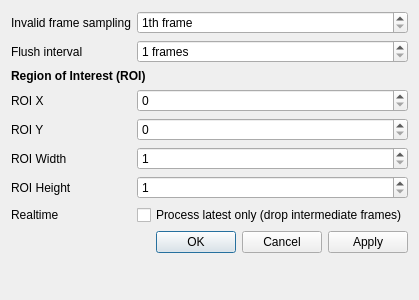
Qt form resources/ui/ProcessingSettingsDialog.ui (KPT1020/mib-studio-qt) before a commit.
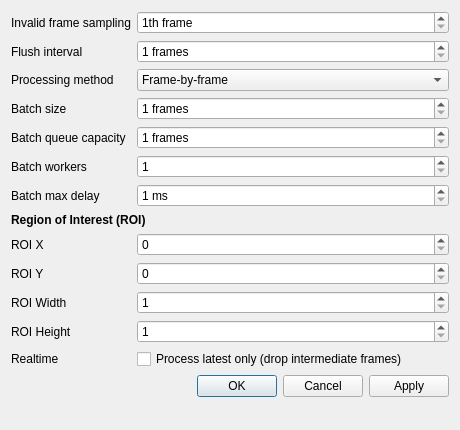
The same form after that commit.

Commit message: Integrate realtime batch multi-object ROI

```diff
--- a/resources/ui/ProcessingSettingsDialog.ui
+++ b/resources/ui/ProcessingSettingsDialog.ui
@@ -6,8 +6,8 @@
    <rect>
     <x>0</x>
     <y>0</y>
-    <width>400</width>
-    <height>300</height>
+    <width>460</width>
+    <height>430</height>
    </rect>
   </property>
   <property name="windowTitle">
@@ -65,21 +65,134 @@
        </property>
       </widget>
      </item>
-     <item row="2" column="0" colspan="2">
+     <item row="2" column="0">
+      <widget class="QLabel" name="realtimeModeLabel">
+       <property name="text">
+        <string>Processing method</string>
+       </property>
+      </widget>
+     </item>
+     <item row="2" column="1">
+      <widget class="QComboBox" name="realtimeModeCombo">
+       <property name="toolTip">
+        <string>Select frame-by-frame realtime processing or the KIN-6 async batch queue.</string>
+       </property>
+       <item>
+        <property name="text">
+         <string>Frame-by-frame</string>
+        </property>
+       </item>
+       <item>
+        <property name="text">
+         <string>KIN-6 async batch</string>
+        </property>
+       </item>
+      </widget>
+     </item>
+     <item row="3" column="0">
+      <widget class="QLabel" name="batchSizeLabel">
+       <property name="text">
+        <string>Batch size</string>
+       </property>
+      </widget>
+     </item>
+     <item row="3" column="1">
+      <widget class="QSpinBox" name="batchSizeSpin">
+       <property name="minimum">
+        <number>1</number>
+       </property>
+       <property name="maximum">
+        <number>10000</number>
+       </property>
+       <property name="suffix">
+        <string> frames</string>
+       </property>
+       <property name="toolTip">
+        <string>Number of frames grouped before the async batch worker processes them.</string>
+       </property>
+      </widget>
+     </item>
+     <item row="4" column="0">
+      <widget class="QLabel" name="batchQueueLabel">
+       <property name="text">
+        <string>Batch queue capacity</string>
+       </property>
+      </widget>
+     </item>
+     <item row="4" column="1">
+      <widget class="QSpinBox" name="batchQueueSpin">
+       <property name="minimum">
+        <number>1</number>
+       </property>
+       <property name="maximum">
+        <number>1000000</number>
+       </property>
+       <property name="suffix">
+        <string> frames</string>
+       </property>
+       <property name="toolTip">
+        <string>Maximum frames allowed in the async batch queue before new frames are dropped.</string>
+       </property>
+      </widget>
+     </item>
+     <item row="5" column="0">
+      <widget class="QLabel" name="batchWorkersLabel">
+       <property name="text">
+        <string>Batch workers</string>
+       </property>
+      </widget>
+     </item>
+     <item row="5" column="1">
+      <widget class="QSpinBox" name="batchWorkersSpin">
+       <property name="minimum">
+        <number>1</number>
+       </property>
+       <property name="maximum">
+        <number>64</number>
+       </property>
+       <property name="toolTip">
+        <string>Number of worker threads used by the async batch queue.</string>
+       </property>
+      </widget>
+     </item>
+     <item row="6" column="0">
+      <widget class="QLabel" name="batchDelayLabel">
+       <property name="text">
+        <string>Batch max delay</string>
+       </property>
+      </widget>
+     </item>
+     <item row="6" column="1">
+      <widget class="QSpinBox" name="batchDelaySpin">
+       <property name="minimum">
+        <number>1</number>
+       </property>
+       <property name="maximum">
+        <number>1000</number>
+       </property>
+       <property name="suffix">
+        <string> ms</string>
+       </property>
+       <property name="toolTip">
+        <string>Maximum time to wait before processing a partial batch.</string>
+       </property>
+      </widget>
+     </item>
+     <item row="7" column="0" colspan="2">
       <widget class="QLabel" name="roiLabel">
        <property name="text">
         <string>&lt;b&gt;Region of Interest (ROI)&lt;/b&gt;</string>
        </property>
       </widget>
      </item>
-     <item row="3" column="0">
+     <item row="8" column="0">
       <widget class="QLabel" name="roiXLabel">
        <property name="text">
         <string>ROI X</string>
        </property>
       </widget>
      </item>
-     <item row="3" column="1">
+     <item row="8" column="1">
       <widget class="QSpinBox" name="roiXSpin">
        <property name="minimum">
         <number>0</number>
@@ -89,14 +202,14 @@
        </property>
       </widget>
      </item>
-     <item row="4" column="0">
+     <item row="9" column="0">
       <widget class="QLabel" name="roiYLabel">
        <property name="text">
         <string>ROI Y</string>
        </property>
       </widget>
      </item>
-     <item row="4" column="1">
+     <item row="9" column="1">
       <widget class="QSpinBox" name="roiYSpin">
        <property name="minimum">
         <number>0</number>
@@ -106,14 +219,14 @@
        </property>
       </widget>
      </item>
-     <item row="5" column="0">
+     <item row="10" column="0">
       <widget class="QLabel" name="roiWidthLabel">
        <property name="text">
         <string>ROI Width</string>
        </property>
       </widget>
      </item>
-     <item row="5" column="1">
+     <item row="10" column="1">
       <widget class="QSpinBox" name="roiWidthSpin">
        <property name="minimum">
         <number>1</number>
@@ -123,14 +236,14 @@
        </property>
       </widget>
      </item>
-     <item row="6" column="0">
+     <item row="11" column="0">
       <widget class="QLabel" name="roiHeightLabel">
        <property name="text">
         <string>ROI Height</string>
        </property>
       </widget>
      </item>
-     <item row="6" column="1">
+     <item row="11" column="1">
       <widget class="QSpinBox" name="roiHeightSpin">
        <property name="minimum">
         <number>1</number>
@@ -140,14 +253,14 @@
        </property>
       </widget>
      </item>
-     <item row="7" column="0">
+     <item row="12" column="0">
       <widget class="QLabel" name="realtimeLabel">
        <property name="text">
         <string>Realtime</string>
        </property>
       </widget>
      </item>
-     <item row="7" column="1">
+     <item row="12" column="1">
       <widget class="QCheckBox" name="dropFramesCheck">
        <property name="text">
         <string>Process latest only (drop intermediate frames)</string>
```
The commit also changes 14 other files.
